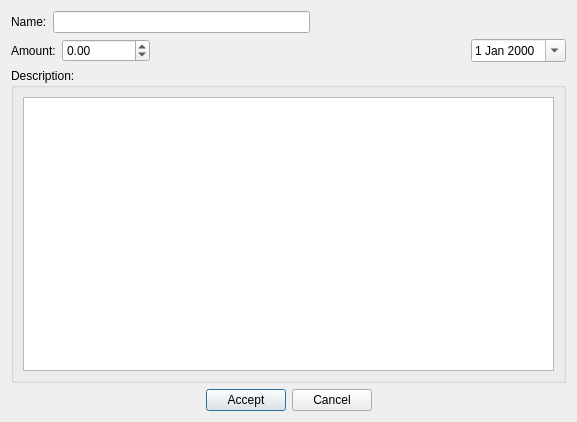
This is source/gui/data_input/NewTransaction.ui in BeenEncoded/check_book_program as Qt 5 draws it before an edit. The edited form follows.
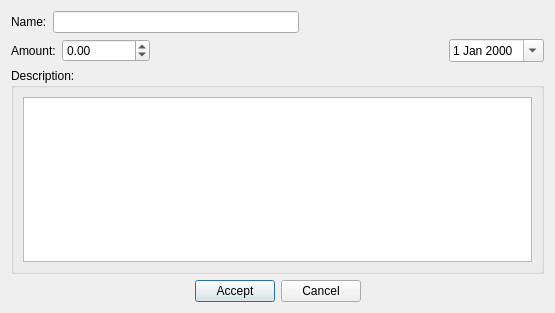
This is the edited form.

Patch:
```diff
--- a/source/gui/data_input/NewTransaction.ui
+++ b/source/gui/data_input/NewTransaction.ui
@@ -6,8 +6,8 @@
    <rect>
     <x>0</x>
     <y>0</y>
-    <width>577</width>
-    <height>422</height>
+    <width>555</width>
+    <height>313</height>
    </rect>
   </property>
   <property name="windowTitle">
```
Left out of the diff: 2 changed lines with no effect on the pictures.
